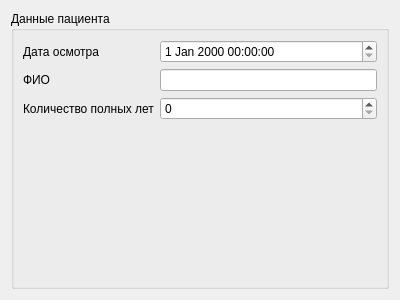
Before: the Qt Designer form wppatientinfo.ui in MafuraG/Zubopros, drawn with Qt 5.
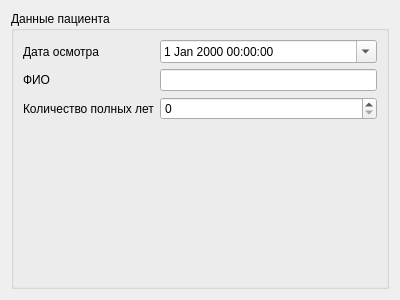
After: the same form once the commit is applied.

Diff of the .ui file:
```diff
--- a/wppatientinfo.ui
+++ b/wppatientinfo.ui
@@ -21,7 +21,11 @@
      </property>
      <layout class="QFormLayout" name="formLayout">
       <item row="1" column="1">
-       <widget class="QDateTimeEdit" name="dateTimeEdit"/>
+       <widget class="QDateTimeEdit" name="dateTimeEdit">
+        <property name="calendarPopup">
+         <bool>true</bool>
+        </property>
+       </widget>
       </item>
       <item row="2" column="0">
        <widget class="QLabel" name="label_2">
```
